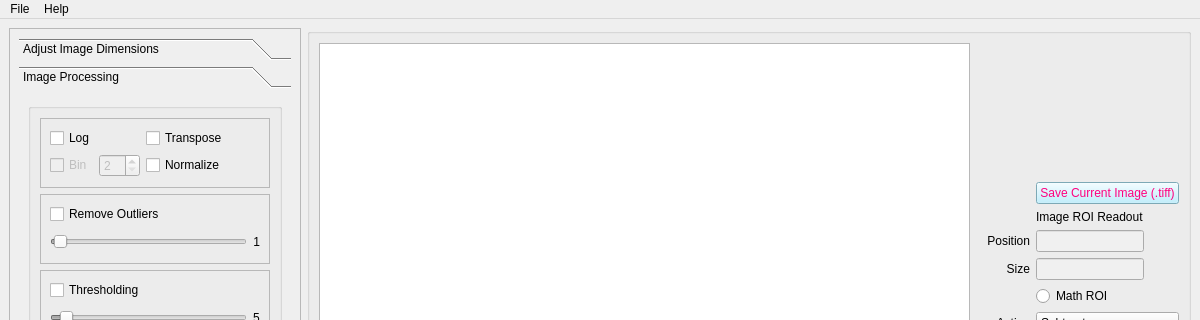
Old version of the form mainwindow_admin.ui in the repository pattammattel/MIDAS_Admin; both pictures show x 0 to 1200 and y 0 to 320 of the 1200 by 951 pixel window.
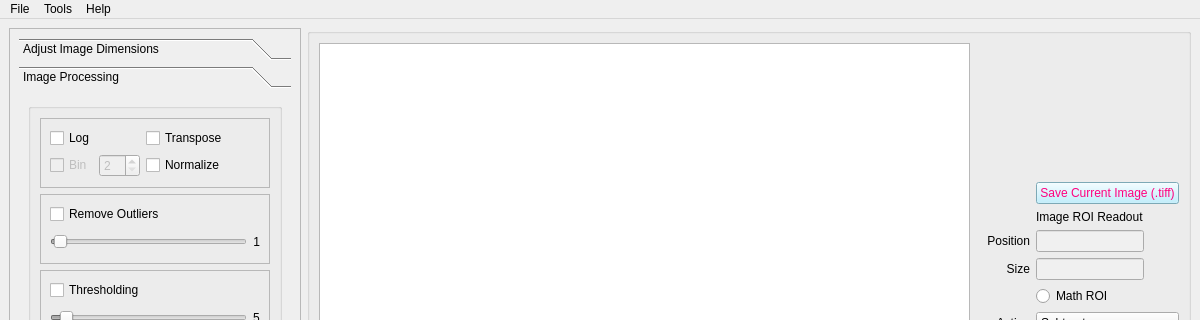
New version of the form. Custom widgets are drawn as their Qt base class.

The edit to the form file:
```diff
--- a/mainwindow_admin.ui
+++ b/mainwindow_admin.ui
@@ -1485,7 +1485,14 @@
     <addaction name="actionSave_as"/>
     <addaction name="actionExit"/>
    </widget>
+   <widget class="QMenu" name="menuMask">
+    <property name="title">
+     <string>Tools</string>
+    </property>
+    <addaction name="actionOpen_Mask_Gen"/>
+   </widget>
    <addaction name="menuFile"/>
+   <addaction name="menuMask"/>
    <addaction name="menuManual"/>
   </widget>
   <widget class="QStatusBar" name="statusbar_main"/>
```
Left out of the diff: 7 changed lines with no effect on the pictures.
